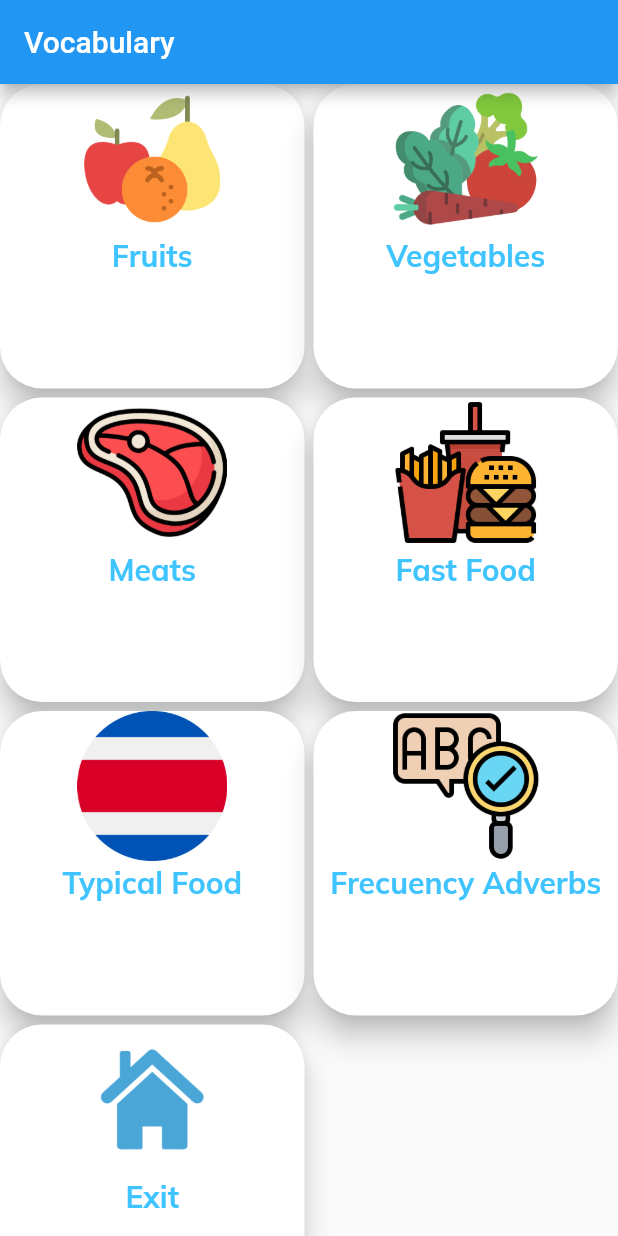
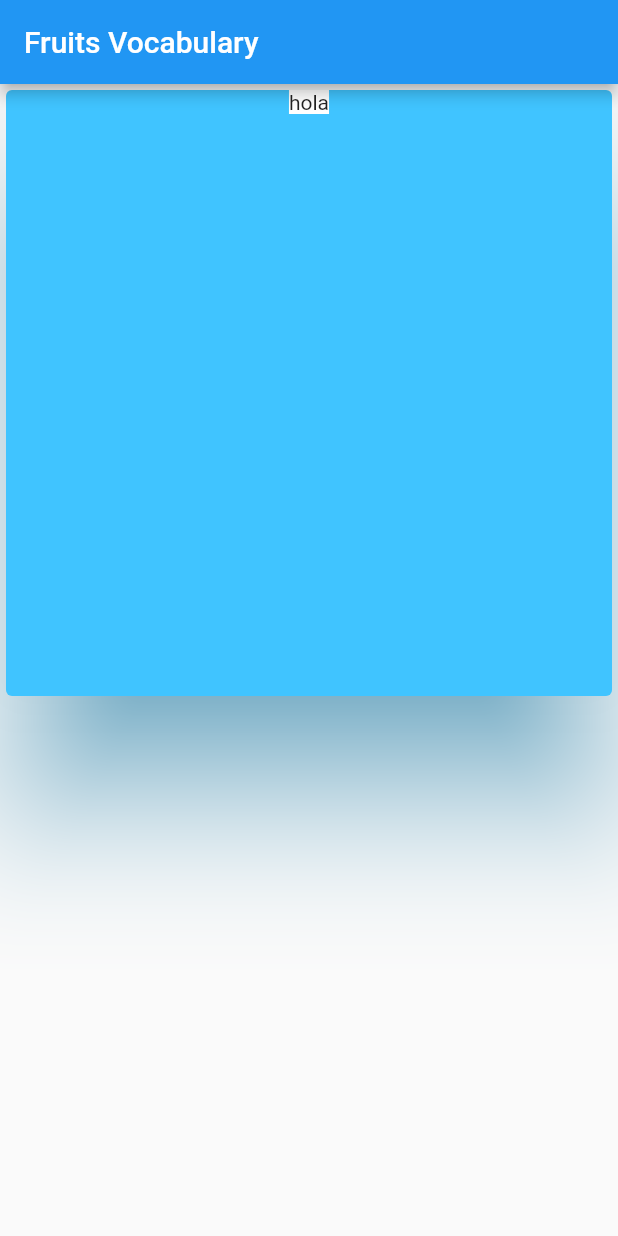
Before and after one commit to Estebanq3/QuizApp1, a Flutter app: the screen it shows after launch, after a tap on "Review Vocabulary", after a tap on "Fruits", on a phone screen of 412 x 824 dp. Run offline on Flutter 3.47's test engine with Material 2 defaults, Android fonts, the phone set to English and light mode, and no system bars; our stand-ins replace google_fonts, percent_indicator; missing offline and left inert: insta_image_viewer.

Commit message:
Creación de pantalla de cards de vocabulario. Inicialización de la pantalla de vocabulario sobre futas

```diff
--- /dev/null
+++ b/QuizAppmaster/lib/view/screens/fruits_screen.dart
@@ -0,0 +1,43 @@
+import 'package:flutter/material.dart';
+import 'package:google_fonts/google_fonts.dart';
+import 'package:quizapp2/view/screens/start_screen.dart';
+import 'home_screen.dart';
+
+// ignore: must_be_immutable
+class FruitsPage extends StatelessWidget {
+  const FruitsPage({super.key});
+  @override
+  Widget build(BuildContext context) {
+    return Scaffold(
+      appBar: AppBar(
+        title: const Text(
+          "Fruits Vocabulary",
+          textAlign: TextAlign.center,
+        ),
+      ),
+      body: Center(
+          child: Container(
+        child: GridView.count(
+          crossAxisCount: 1,
+          mainAxisSpacing: 6,
+          crossAxisSpacing: 6,
+          children: [
+            Card(
+              elevation: 40,
+              shadowColor: Colors.lightBlue,
+              color: Colors.lightBlueAccent,
+              child: Column(
+                children: [
+                  Container(
+                    color: Colors.white,
+                    child: Text("hola"),
+                  )
+                ],
+              ), //SizedBox
+            ),
+          ],
+        ),
+      )),
+    );
+  }
+}
--- a/QuizAppmaster/lib/view/screens/vocabulary_screen.dart
+++ b/QuizAppmaster/lib/view/screens/vocabulary_screen.dart
@@ -1,5 +1,6 @@
 import 'package:flutter/material.dart';
 import 'package:google_fonts/google_fonts.dart';
+import 'package:quizapp2/view/screens/fruits_screen.dart';
 import 'package:quizapp2/view/screens/start_screen.dart';
 import 'home_screen.dart';
 
@@ -29,7 +30,12 @@ class ThirdPage extends StatelessWidget {
               clipBehavior: Clip.antiAliasWithSaveLayer,
               child: InkWell(
                 splashColor: Colors.lightBlueAccent,
-                onTap: () {},
+                onTap: () {
+                  Navigator.pushReplacement(
+                      context,
+                      MaterialPageRoute(
+                          builder: (context) => const FruitsPage()));
+                },
                 child: Column(
                   mainAxisSize: MainAxisSize.min,
                   children: [
```
